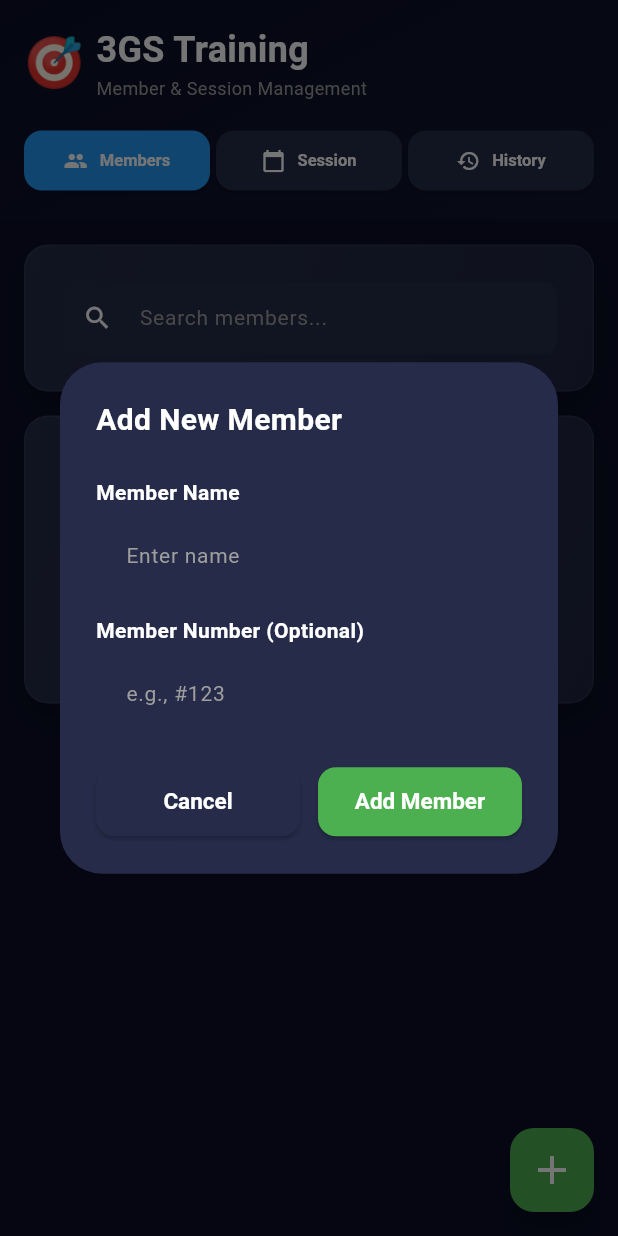
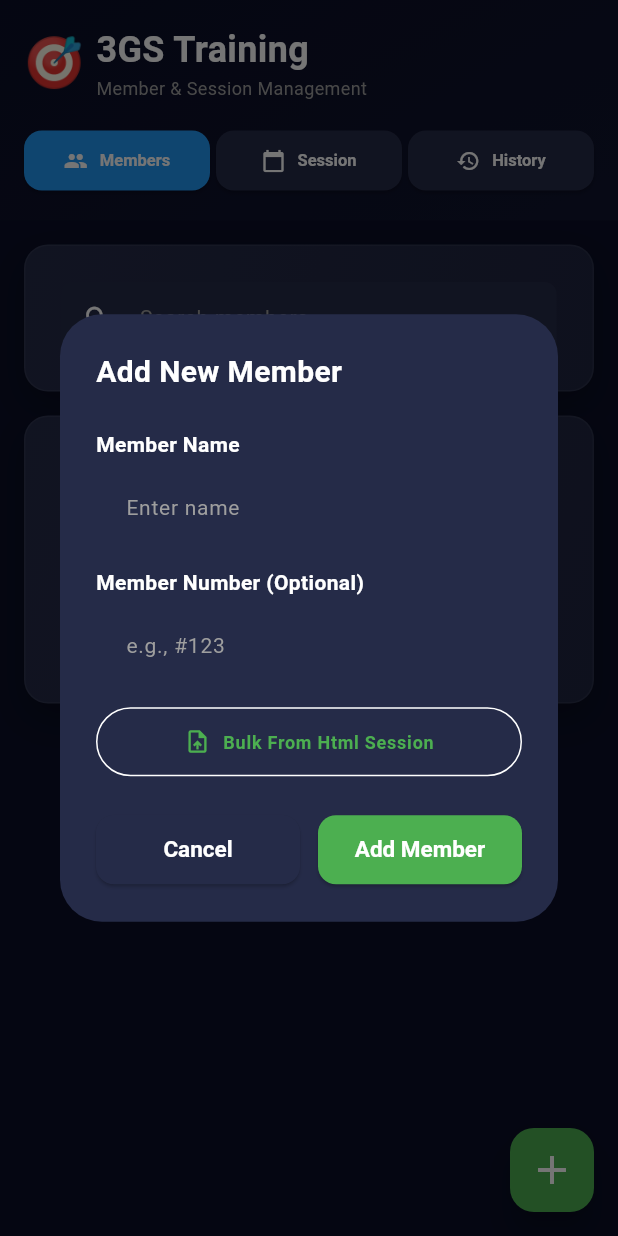
Before and after one commit to seba-bo/3gs-training-tracker, a Flutter app: the screen it shows after launch, after a tap on "Members", after a tap on the "add" icon, on a phone screen of 412 x 824 dp. Run offline on Flutter 3.47's test engine with Material 3 defaults, Android fonts, the phone set to English and light mode, and no system bars; our stand-ins replace file_picker, share_plus, shared_preferences; Roboto replaces fonts that are missing (System).

Commit message:
bulk import, better focus

```diff
--- a/lib/dialogs/add_member_dialog.dart
+++ b/lib/dialogs/add_member_dialog.dart
@@ -5,11 +5,9 @@ import '../utils/constants.dart';
 
 class AddMemberDialog extends StatefulWidget {
   final Function(Member) onAdd;
+  final Future<void> Function()? onBulkFromHtml;
 
-  const AddMemberDialog({
-    super.key,
-    required this.onAdd,
-  });
+  const AddMemberDialog({super.key, required this.onAdd, this.onBulkFromHtml});
 
   @override
   State<AddMemberDialog> createState() => _AddMemberDialogState();
@@ -28,9 +26,9 @@ class _AddMemberDialogState extends State<AddMemberDialog> {
 
   void _save() {
     if (_nameCtrl.text.trim().isEmpty) {
-      ScaffoldMessenger.of(context).showSnackBar(
-        const SnackBar(content: Text('Please enter a name')),
-      );
+      ScaffoldMessenger.of(
+        context,
+      ).showSnackBar(const SnackBar(content: Text('Please enter a name')));
       return;
     }
 
@@ -82,6 +80,24 @@ class _AddMemberDialogState extends State<AddMemberDialog> {
               controller: _numberCtrl,
               onSubmitted: (_) => _save(),
             ),
+            if (widget.onBulkFromHtml != null) ...[
+              const SizedBox(height: 16),
+              SizedBox(
+                width: double.infinity,
+                child: OutlinedButton.icon(
+                  onPressed: () async {
+                    await widget.onBulkFromHtml!();
+                    if (mounted) Navigator.of(context).pop();
+                  },
+                  icon: const Icon(Icons.upload_file),
+                  label: const Text('Bulk From Html Session'),
+                  style: OutlinedButton.styleFrom(
+                    foregroundColor: Colors.green,
+                    padding: const EdgeInsets.symmetric(vertical: 14),
+                  ),
+                ),
+              ),
+            ],
             const SizedBox(height: 24),
             Row(
               children: [
--- a/lib/widgets/custom_input.dart
+++ b/lib/widgets/custom_input.dart
@@ -7,6 +7,7 @@ class CustomInput extends StatelessWidget {
   final TextInputType? keyboardType;
   final Function(String)? onChanged;
   final Function(String)? onSubmitted;
+  final FocusNode? focusNode;
   final int? maxLines;
   final Widget? prefixIcon;
 
@@ -17,6 +18,7 @@ class CustomInput extends StatelessWidget {
     this.keyboardType,
     this.onChanged,
     this.onSubmitted,
+    this.focusNode,
     this.maxLines = 1,
     this.prefixIcon,
   });
@@ -24,6 +26,7 @@ class CustomInput extends StatelessWidget {
   @override
   Widget build(BuildContext context) {
     return TextField(
+      focusNode: focusNode,
       controller: controller,
       keyboardType: keyboardType,
       onChanged: onChanged,
--- a/pubspec.yaml
+++ b/pubspec.yaml
@@ -15,6 +15,8 @@ dependencies:
   intl: ^0.18.1
   path_provider: ^2.1.5
   share_plus: ^10.1.4
+  file_picker: ^10.3.3
+  html: ^0.15.6
 
 dev_dependencies:
   flutter_test:
```
Also changed, not shown: lib/dialogs/add_run_dialog.dart (+22 -1 lines), lib/screens/members_screen.dart (+81 -14 lines), lib/services/session_html_importer.dart (added, +25 -0 lines), pubspec.lock, 2 other files.
